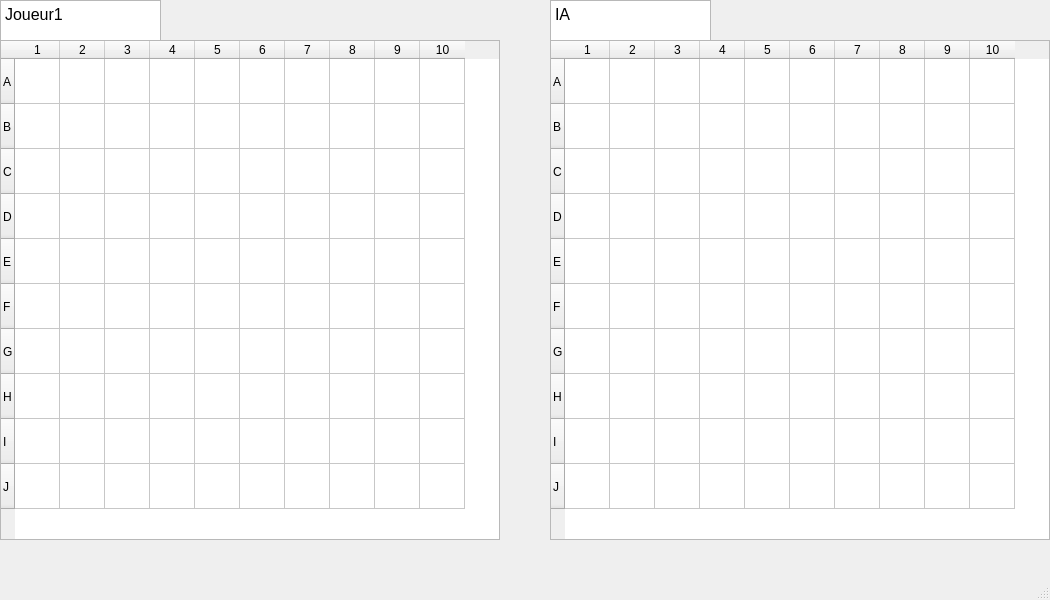
Old version of the form battlescreen.ui in the repository Mardaspan/BatailleNavale.
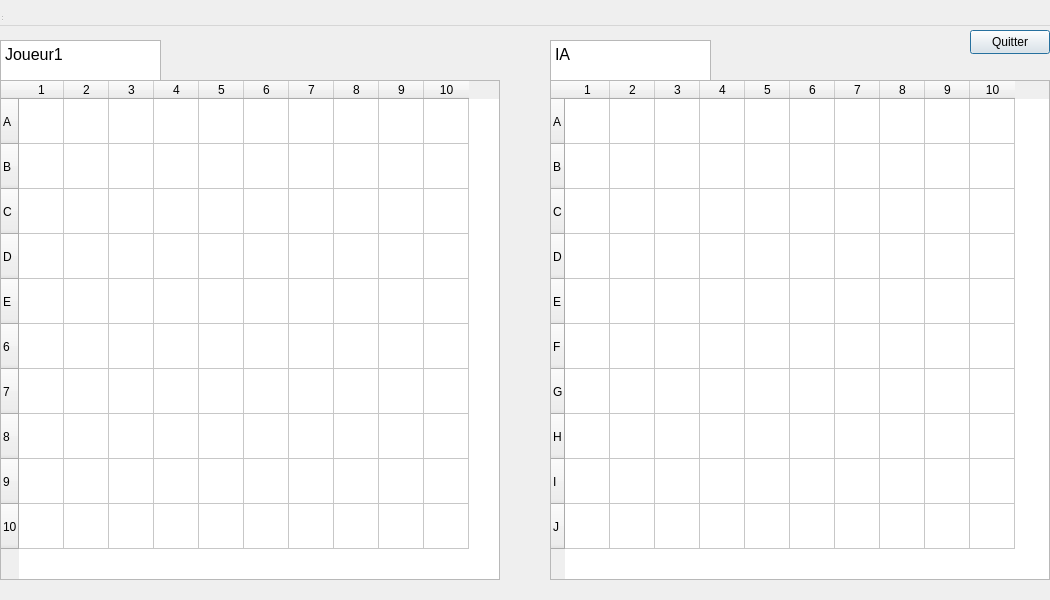
New version of the form.

The edit to the form file:
```diff
--- a/battlescreen.ui
+++ b/battlescreen.ui
@@ -1,7 +1,7 @@
 <?xml version="1.0" encoding="UTF-8"?>
 <ui version="4.0">
  <class>BattleScreen</class>
- <widget class="QMainWindow" name="BattleScreen">
+ <widget class="QDialog" name="BattleScreen">
   <property name="geometry">
    <rect>
     <x>0</x>
@@ -13,12 +13,11 @@
   <property name="windowTitle">
    <string>Bataille Navale</string>
   </property>
-  <widget class="QWidget" name="centralwidget">
    <widget class="QTableWidget" name="tableWidget_2">
     <property name="geometry">
      <rect>
       <x>550</x>
-      <y>40</y>
+     <y>80</y>
       <width>500</width>
       <height>500</height>
      </rect>
@@ -106,7 +105,7 @@
     <property name="geometry">
      <rect>
       <x>0</x>
-      <y>0</y>
+     <y>40</y>
       <width>161</width>
       <height>41</height>
      </rect>
@@ -115,15 +114,15 @@
      <string>&lt;!DOCTYPE HTML PUBLIC &quot;-//W3C//DTD HTML 4.0//EN&quot; &quot;http://www.w3.org/TR/REC-html40/strict.dtd&quot;&gt;
 &lt;html&gt;&lt;head&gt;&lt;meta name=&quot;qrichtext&quot; content=&quot;1&quot; /&gt;&lt;style type=&quot;text/css&quot;&gt;
 p, li { white-space: pre-wrap; }
-&lt;/style&gt;&lt;/head&gt;&lt;body style=&quot; font-family:'MS Shell Dlg 2'; font-size:7.8pt; font-weight:400; font-style:normal;&quot;&gt;
-&lt;p style=&quot; margin-top:0px; margin-bottom:0px; margin-left:0px; margin-right:0px; -qt-block-indent:0; text-indent:0px;&quot;&gt;&lt;span style=&quot; font-size:12pt;&quot;&gt;Joueur1&lt;/span&gt;&lt;/p&gt;&lt;/body&gt;&lt;/html&gt;</string>
+&lt;/style&gt;&lt;/head&gt;&lt;body style=&quot; font-family:'Sans Serif'; font-size:9pt; font-weight:400; font-style:normal;&quot;&gt;
+&lt;p style=&quot; margin-top:0px; margin-bottom:0px; margin-left:0px; margin-right:0px; -qt-block-indent:0; text-indent:0px;&quot;&gt;&lt;span style=&quot; font-family:'MS Shell Dlg 2'; font-size:12pt;&quot;&gt;Joueur1&lt;/span&gt;&lt;/p&gt;&lt;/body&gt;&lt;/html&gt;</string>
     </property>
    </widget>
    <widget class="QTableWidget" name="tableWidget">
     <property name="geometry">
      <rect>
       <x>0</x>
-      <y>40</y>
+     <y>80</y>
       <width>500</width>
       <height>500</height>
      </rect>
@@ -171,31 +170,11 @@
       <string>E</string>
      </property>
     </row>
-    <row>
-     <property name="text">
-      <string>F</string>
-     </property>
-    </row>
-    <row>
-     <property name="text">
-      <string>G</string>
-     </property>
-    </row>
-    <row>
-     <property name="text">
-      <string>H</string>
-     </property>
-    </row>
-    <row>
-     <property name="text">
-      <string>I</string>
-     </property>
-    </row>
-    <row>
-     <property name="text">
-      <string>J</string>
-     </property>
-    </row>
+   <row/>
+   <row/>
+   <row/>
+   <row/>
+   <row/>
     <column/>
     <column/>
     <column/>
@@ -211,7 +190,7 @@
     <property name="geometry">
      <rect>
       <x>550</x>
-      <y>0</y>
+     <y>40</y>
       <width>161</width>
       <height>41</height>
      </rect>
@@ -220,10 +199,9 @@
      <string>&lt;!DOCTYPE HTML PUBLIC &quot;-//W3C//DTD HTML 4.0//EN&quot; &quot;http://www.w3.org/TR/REC-html40/strict.dtd&quot;&gt;
 &lt;html&gt;&lt;head&gt;&lt;meta name=&quot;qrichtext&quot; content=&quot;1&quot; /&gt;&lt;style type=&quot;text/css&quot;&gt;
 p, li { white-space: pre-wrap; }
-&lt;/style&gt;&lt;/head&gt;&lt;body style=&quot; font-family:'MS Shell Dlg 2'; font-size:7.8pt; font-weight:400; font-style:normal;&quot;&gt;
-&lt;p style=&quot; margin-top:0px; margin-bottom:0px; margin-left:0px; margin-right:0px; -qt-block-indent:0; text-indent:0px;&quot;&gt;&lt;span style=&quot; font-size:12pt;&quot;&gt;IA&lt;/span&gt;&lt;/p&gt;&lt;/body&gt;&lt;/html&gt;</string>
-    </property>
-   </widget>
+&lt;/style&gt;&lt;/head&gt;&lt;body style=&quot; font-family:'Sans Serif'; font-size:9pt; font-weight:400; font-style:normal;&quot;&gt;
+&lt;p style=&quot; margin-top:0px; margin-bottom:0px; margin-left:0px; margin-right:0px; -qt-block-indent:0; text-indent:0px;&quot;&gt;&lt;span style=&quot; font-family:'MS Shell Dlg 2'; font-size:12pt;&quot;&gt;IA&lt;/span&gt;&lt;/p&gt;&lt;/body&gt;&lt;/html&gt;</string>
+   </property>
   </widget>
   <widget class="QMenuBar" name="menubar">
    <property name="geometry">
@@ -235,7 +213,29 @@
     </rect>
    </property>
   </widget>
-  <widget class="QStatusBar" name="statusbar"/>
+  <widget class="QStatusBar" name="statusbar">
+   <property name="geometry">
+    <rect>
+     <x>0</x>
+     <y>0</y>
+     <width>3</width>
+     <height>22</height>
+    </rect>
+   </property>
+  </widget>
+  <widget class="QPushButton" name="BoutonQuitter">
+   <property name="geometry">
+    <rect>
+     <x>970</x>
+     <y>30</y>
+     <width>80</width>
+     <height>24</height>
+    </rect>
+   </property>
+   <property name="text">
+    <string>Quitter</string>
+   </property>
+  </widget>
  </widget>
  <resources/>
  <connections/>
```
Lines whose indentation alone changed are shown as unchanged.
